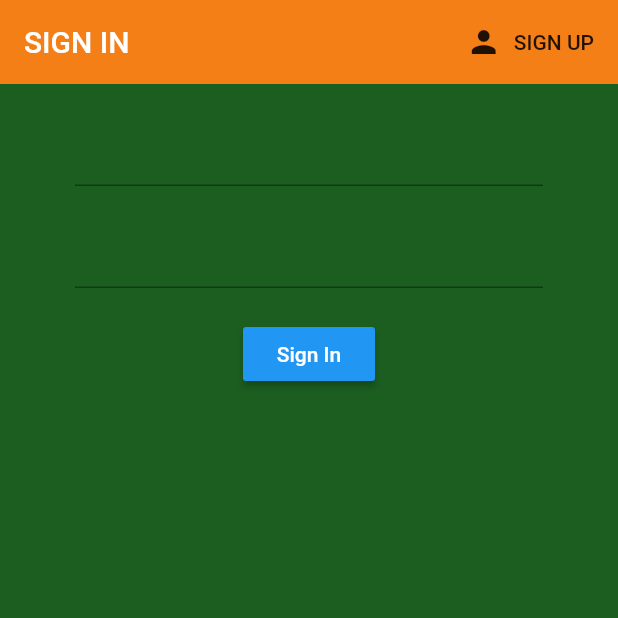
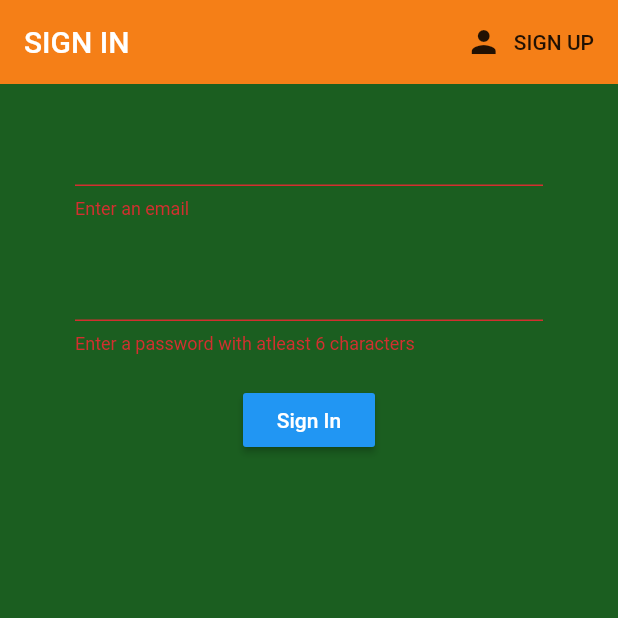
Before and after one commit to InvincibleJuggernaut/VirQ, a Flutter app: the screen it shows after launch, after a tap on "Sign In", on a phone screen of 412 x 824 dp, the top half of it. Run offline on Flutter 3.47's test engine with Material 2 defaults, Android fonts, the phone set to English and light mode, and no system bars; our stand-ins replace firebase_auth; accounts and stored records are empty.

Commit message:
Skeletal framework for signin and signup

```diff
--- a/lib/screens/authenticate/register.dart
+++ b/lib/screens/authenticate/register.dart
@@ -14,8 +14,12 @@ class Register extends StatefulWidget {
 class _RegisterState extends State<Register> {
 
   final AuthService _auth = AuthService();
+  final _formKey = GlobalKey<FormState>();
+
+
   String email = '';
   String password = '';
+  String error = '';
 
   @override
   Widget build(BuildContext context) {
@@ -38,9 +42,11 @@ class _RegisterState extends State<Register> {
       body: Container(
         padding: EdgeInsets.symmetric(vertical: 20.0, horizontal: 50.0),
         child: Form(
+          key: _formKey,
           child: Column(
             children: <Widget>[
               TextFormField(
+                validator: (val) => val.isEmpty ? 'Enter an email' : null,
                 onChanged: (val) {
                   setState(() => email = val);
 
@@ -49,6 +55,7 @@ class _RegisterState extends State<Register> {
               SizedBox(height: 20.0),
               TextFormField(
                 obscureText: true,
+                validator: (val) => val.length < 6 ? 'Enter a password with atleast 6 characters' : null,
                 onChanged: (val) {
                   setState(() => password = val);
 
@@ -63,14 +70,24 @@ class _RegisterState extends State<Register> {
                   style: TextStyle(color: Colors.white),
                 ),
                 onPressed: () async {
-                  print(email);
-                  print(password);
+                  if (_formKey.currentState.validate()){
+                    dynamic result = await _auth.registerWithEmailAndPassword(email, password);
+                    if(result == null) {
+                      setState(() => error = 'Please provide a valid email');
+
+                    }
+                  }
 
                 }
+              ),
+
+              SizedBox(height: 12.0),
+              Text(
+                error,
+                style: TextStyle(color: Colors.red, fontSize: 14.0),
               )
 
-
-            ]
+            ],
           )
         )
         )
--- a/lib/screens/authenticate/sign_in.dart
+++ b/lib/screens/authenticate/sign_in.dart
@@ -13,9 +13,11 @@ class SignIn extends StatefulWidget {
 class _SignInState extends State<SignIn> {
 
   final AuthService _auth = AuthService();
+  final _formKey = GlobalKey<FormState>();
 
   String email = '';
   String password = '';
+  String error = '';
 
   @override
   Widget build(BuildContext context) {
@@ -38,9 +40,11 @@ class _SignInState extends State<SignIn> {
       body: Container(
         padding: EdgeInsets.symmetric(vertical: 20.0, horizontal: 50.0),
         child: Form(
+          key: _formKey,
           child: Column(
             children: <Widget>[
               TextFormField(
+                validator: (val) => val.isEmpty ? 'Enter an email' : null,
                 onChanged: (val) {
                   setState(() => email = val);
 
@@ -48,6 +52,7 @@ class _SignInState extends State<SignIn> {
               ),
               SizedBox(height: 20.0),
               TextFormField(
+                validator: (val) => val.length < 6 ? 'Enter a password with atleast 6 characters' : null,
                 obscureText: true,
                 onChanged: (val) {
                   setState(() => password = val);
@@ -63,14 +68,26 @@ class _SignInState extends State<SignIn> {
                   style: TextStyle(color: Colors.white),
                 ),
                 onPressed: () async {
-                  print(email);
-                  print(password);
+                  if (_formKey.currentState.validate()){
+
+                    dynamic result = await _auth.signInWithEmailAndPassword(email, password);
+
+                    if(result == null) {
+                      setState(() => error = 'Please provide valid credentials');
+
+                    }
+                  }
 
                 }
-              )
+              ),
+              SizedBox(height: 12.0),
+              Text(
+                error,
+                style: TextStyle(color: Colors.red, fontSize: 14.0),
+              ),
 
 
-            ]
+            ],
           )
         )
         )
--- a/lib/screens/home/home.dart
+++ b/lib/screens/home/home.dart
@@ -9,13 +9,13 @@ class Home extends StatelessWidget {
     return Scaffold(
       backgroundColor: Colors.green[500],
       appBar: AppBar(
-        title: Text('Stores'),
+        title: Text('STORES'),
         backgroundColor: Colors.green[800],
         elevation: 0.0,
         actions: <Widget>[
           FlatButton.icon(
             icon: Icon(Icons.person),
-            label: Text('Logout'),
+            label: Text('SIGN OUT'),
             onPressed: () async {
               await _auth.signOut();
             },
--- a/lib/services/auth.dart
+++ b/lib/services/auth.dart
@@ -26,6 +26,28 @@ class AuthService {
      }
   }
 
+  Future signInWithEmailAndPassword(String email, String password) async {
+    try {
+      AuthResult result = await _auth.signInWithEmailAndPassword(email: email, password: password);
+      FirebaseUser user = result.user;
+      return _userFromFirebaseUser(user);
+    } catch(e) {
+      print(e.toString());
+      return null;
+    }
+  }
+
+  Future registerWithEmailAndPassword(String email, String password) async {
+    try {
+      AuthResult result = await _auth.createUserWithEmailAndPassword(email: email, password: password);
+      FirebaseUser user = result.user;
+      return _userFromFirebaseUser(user);
+    } catch(e) {
+      print(e.toString());
+      return null;
+    }
+  }
+
   Future signOut() async {
     try {
       return await _auth.signOut();
```
